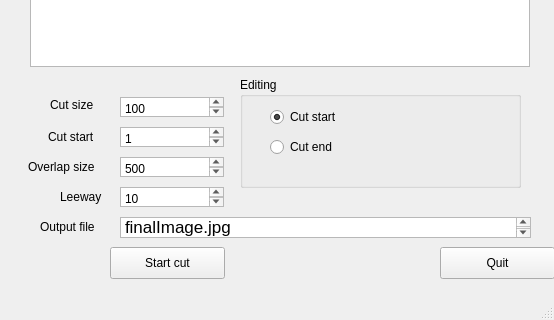
First picture: the form in mainwindow.ui, repository andrewmacquarrie/Gui360, before the edit; both pictures show x 0 to 554 and y 260 to 580 of the 554 by 580 pixel window.
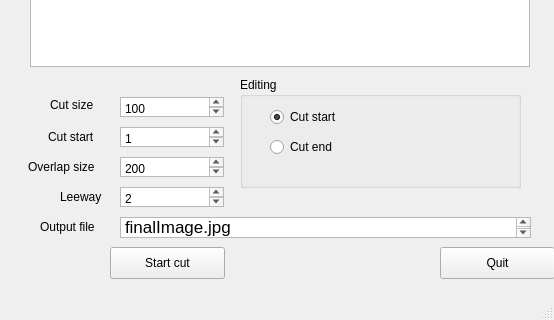
Second picture: the form after the edit. Custom widgets are drawn as their Qt base class.

Commit message: bug fix: setting cut on GUI now works. region to cut needed to be at far right, not cut region + overlap (as overlap comes from LHS of image).

```diff
--- a/mainwindow.ui
+++ b/mainwindow.ui
@@ -50,7 +50,7 @@
      </rect>
     </property>
     <property name="plainText">
-     <string>500</string>
+     <string>200</string>
     </property>
    </widget>
    <widget class="QLabel" name="label">
@@ -145,7 +145,7 @@
      </rect>
     </property>
     <property name="plainText">
-     <string>10</string>
+     <string>2</string>
     </property>
    </widget>
    <widget class="MouseQGraphicsView" name="graphicsView">
```
The commit also changes 2 other files.
